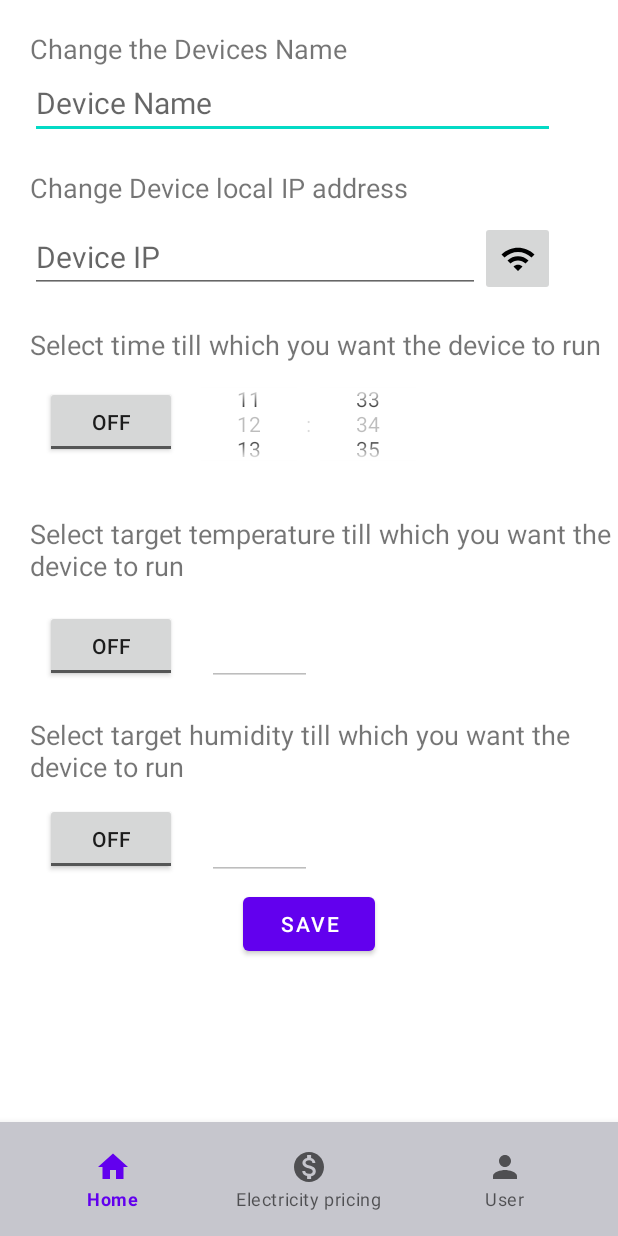
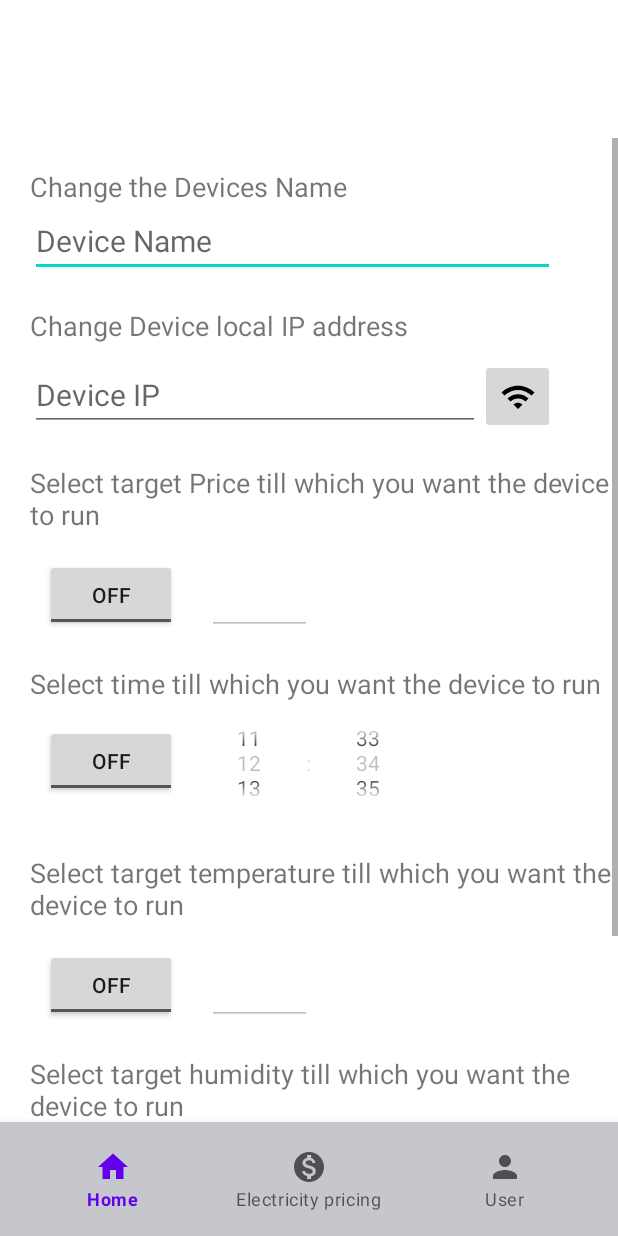
Before and after one commit to Karlis-Zakis-KZ/Kval_Work, an Android app: the ConfigureDevice screen opened directly, with no data from a screen before it, on a phone screen of 412 x 824 dp. Run offline under Robolectric (Android 15) with nearby library versions, the phone set to English and light mode, and no system bars; our stand-ins replace Firebase (no records; nobody signed in at launch, a user with empty details on screens opened directly); 6 statements that could not run were skipped.

Commit message:
Fixing Arduino part

```diff
--- a/SmartHomeAppV3/app/src/main/java/com/example/smarthomeappv3/AddDevice.kt
+++ b/SmartHomeAppV3/app/src/main/java/com/example/smarthomeappv3/AddDevice.kt
@@ -33,7 +33,7 @@ class AddDevice : AppCompatActivity() {
             if(deviceName == ""){
                 Toast.makeText(this, "Please set the Device Name", Toast.LENGTH_SHORT).show()
             }else if(deviceID == ""){
-                Toast.makeText(this, "Please set the Device IP", Toast.LENGTH_SHORT).show()
+                Toast.makeText(this, "Please set the Device ID", Toast.LENGTH_SHORT).show()
             }else{
                 val database = FirebaseDatabase.getInstance()
                 val devicePath = "Users/$mCurrentUserId/Devices/$deviceID"
--- a/SmartHomeAppV3/app/src/main/java/com/example/smarthomeappv3/ConfigureDevice.kt
+++ b/SmartHomeAppV3/app/src/main/java/com/example/smarthomeappv3/ConfigureDevice.kt
@@ -33,9 +33,11 @@ class ConfigureDevice : AppCompatActivity() {
         val tempButton: ToggleButton = findViewById(R.id.tempSelect)
         val humidButton: ToggleButton = findViewById(R.id.humidSelect)
         val timeButton: ToggleButton = findViewById(R.id.timeSelect)
+        val priceButton: ToggleButton = findViewById(R.id.priceSelect)
 
         val disableTempInput: EditText = findViewById(R.id.inputTargetTemp)
         val disableHumidInput: EditText = findViewById(R.id.inputTargetHumid)
+        val disableTargetPrice: EditText = findViewById(R.id.inputTargetPrice)
         val saveButton : Button = findViewById(R.id.saveDeviceInfo)
 
 
@@ -48,10 +50,12 @@ class ConfigureDevice : AppCompatActivity() {
             tempButton.isChecked = it.child("HasTemp").value as Boolean
             humidButton.isChecked = it.child("HasHumid").value as Boolean
             timeButton.isChecked = it.child("HasTime").value as Boolean
+            priceButton.isChecked = it.child("HasPrice").value as Boolean
 
             if(!tempButton.isChecked){ disableTempInput.isEnabled = tempButton.isChecked }
             if(!humidButton.isChecked){ disableHumidInput.isEnabled = humidButton.isChecked }
             if(!timeButton.isChecked){ simpleTimePicker.isEnabled = timeButton.isChecked }
+            if(!priceButton.isChecked){ disableTargetPrice.isEnabled = priceButton.isChecked }
 
         }.addOnFailureListener{
             Log.e("firebase", "Error getting data", it)
@@ -59,6 +63,9 @@ class ConfigureDevice : AppCompatActivity() {
 
 
         simpleTimePicker.setIs24HourView(true)
+        priceButton.setOnCheckedChangeListener { _, _ ->
+            disableTargetPrice.isEnabled = priceButton.isChecked
+        }
         tempButton.setOnCheckedChangeListener { _, _ ->
             disableTempInput.isEnabled = tempButton.isChecked
         }
@@ -100,8 +107,8 @@ class ConfigureDevice : AppCompatActivity() {
                     database.reference.child(devicePath).child("TempSet").setValue(disableTempInput.text.toString())
                     database.reference.child(devicePath).child("HasHumid").setValue(humidButton.isChecked)
                     database.reference.child(devicePath).child("HumidSet").setValue(disableHumidInput.text.toString())
-                    database.reference.child(devicePath).child("HasPrice").setValue(false)
-                    database.reference.child(devicePath).child("PriceSet").setValue("0")
+                    database.reference.child(devicePath).child("HasPrice").setValue(priceButton.isChecked)
+                    database.reference.child(devicePath).child("PriceSet").setValue(disableTargetPrice.text.toString())
                     replaceActivity(MainActivity())
                 }else{
                     Toast.makeText(this, "Pleas fill out the selected events for the device to turn off to", Toast.LENGTH_SHORT).show()
@@ -110,7 +117,6 @@ class ConfigureDevice : AppCompatActivity() {
                 Toast.makeText(this, "Name and IP cant be empty", Toast.LENGTH_SHORT).show()
             }
         }
-
     }
 
     private fun replaceActivity(activity: AppCompatActivity){
@@ -118,7 +124,6 @@ class ConfigureDevice : AppCompatActivity() {
         val i = Intent(this,activity::class.java)
         startActivity(i)
         finish()
-
     }
 
 }
--- a/SmartHomeAppV3/app/src/main/java/com/example/smarthomeappv3/LoginActivity.kt
+++ b/SmartHomeAppV3/app/src/main/java/com/example/smarthomeappv3/LoginActivity.kt
@@ -3,6 +3,7 @@ package com.example.smarthomeappv3
 import android.content.Intent
 import androidx.appcompat.app.AppCompatActivity
 import android.os.Bundle
+import android.util.Log
 import android.widget.Button
 import android.widget.Toast
 import com.example.smarthomeappv3.databinding.ActivityLoginBinding
@@ -38,7 +39,8 @@ class LoginActivity : AppCompatActivity() {
                         val intent = Intent(this, MainActivity::class.java)
                         startActivity(intent)
                     }else{
-                        Toast.makeText(this, it.exception.toString(), Toast.LENGTH_SHORT).show()
+                        Toast.makeText(this, it.exception.toString(), Toast.LENGTH_LONG).show()
+                        Log.d("Login Error :",it.exception.toString())
                     }
                 }
             }
--- a/SmartHomeAppV3/app/src/main/java/com/example/smarthomeappv3/SignUpActivity.kt
+++ b/SmartHomeAppV3/app/src/main/java/com/example/smarthomeappv3/SignUpActivity.kt
@@ -3,6 +3,7 @@ package com.example.smarthomeappv3
 import android.content.Intent
 import androidx.appcompat.app.AppCompatActivity
 import android.os.Bundle
+import android.util.Log
 import android.widget.Button
 import android.widget.Toast
 import com.google.firebase.auth.FirebaseAuth
@@ -41,6 +42,7 @@ class SignUpActivity : AppCompatActivity() {
                             startActivity(intent)
                         }else{
                             Toast.makeText(this, it.exception.toString(), Toast.LENGTH_SHORT).show()
+                            Log.d("Register Error :",it.exception.toString())
                         }
                     }
                 }else{
--- a/SmartHomeAppV3/app/src/main/res/layout/activity_configure_device.xml
+++ b/SmartHomeAppV3/app/src/main/res/layout/activity_configure_device.xml
@@ -6,27 +6,37 @@ android:layout_width="match_parent"
 android:layout_height="match_parent"
 tools:context=".ConfigureDevice">
 
+    <ScrollView
+        android:id="@+id/root_layout"
+        android:layout_width="match_parent"
+        android:layout_height="656dp"
+        android:layout_above="@+id/bottomNavigationBar"
+        android:layout_marginBottom="0dp">
+
+        <RelativeLayout
+            android:layout_width="wrap_content"
+            android:layout_height="wrap_content">
 
             <TextView
                 android:id="@+id/textForDeviceName"
                 android:layout_width="wrap_content"
                 android:layout_height="wrap_content"
+                android:layout_marginStart="20dp"
+                android:layout_marginTop="20dp"
                 android:text="Change the Devices Name"
-        android:layout_marginTop="20dp"
-        android:layout_marginLeft="20dp"
-        android:textSize="18sp"/>
+                android:textSize="18sp" />
 
             <EditText
                 android:id="@+id/inputDeviceName"
                 android:layout_width="wrap_content"
                 android:layout_height="wrap_content"
-        android:ems="15"
-        android:inputType="textPersonName"
-        android:hint="Device Name"
                 android:layout_below="@+id/textForDeviceName"
                 android:layout_marginStart="20dp"
                 android:layout_marginBottom="10dp"
-        android:textSize="20sp"/>
+                android:ems="15"
+                android:hint="Device Name"
+                android:inputType="textPersonName"
+                android:textSize="20sp" />
 
 
             <TextView
@@ -34,17 +44,17 @@ tools:context=".ConfigureDevice">
                 android:layout_width="wrap_content"
                 android:layout_height="wrap_content"
                 android:layout_below="@+id/inputDeviceName"
+                android:layout_marginStart="20dp"
+                android:layout_marginTop="10dp"
                 android:text="Change Device local IP address"
-        android:layout_marginTop="10dp"
-        android:layout_marginStart="20dp"
                 android:textSize="18sp" />
 
             <LinearLayout
+                android:id="@+id/ipBox"
                 android:layout_width="wrap_content"
                 android:layout_height="wrap_content"
+                android:layout_below="@+id/textForDeviceIP"
                 android:layout_gravity="center_vertical"
-        android:layout_below="@+id/textForDeviceIP"
-        android:id="@+id/ipBox"
                 android:layout_marginStart="20dp"
                 android:orientation="horizontal">
 
@@ -52,11 +62,11 @@ tools:context=".ConfigureDevice">
                     android:id="@+id/inputDeviceIP"
                     android:layout_width="300dp"
                     android:layout_height="wrap_content"
+                    android:layout_marginTop="10dp"
                     android:ems="15"
+                    android:hint="Device IP"
                     android:inputType="textPersonName"
-            android:hint="Device IP"
-            android:layout_marginTop="10dp"
-            android:textSize="20sp"/>
+                    android:textSize="20sp" />
 
                 <ImageButton
                     android:id="@+id/scanNetwork"
@@ -68,21 +78,62 @@ tools:context=".ConfigureDevice">
             </LinearLayout>
 
             <TextView
+                android:id="@+id/textForDevicePrice"
+                android:layout_width="wrap_content"
+                android:layout_height="wrap_content"
+                android:layout_below="@+id/ipBox"
+                android:layout_marginStart="20dp"
+                android:layout_marginTop="20dp"
+                android:text="Select target Price till which you want the device to run"
+                android:textSize="18sp" />
+
+            <LinearLayout
+                android:id="@+id/priceBox"
+                android:layout_width="wrap_content"
+                android:layout_height="wrap_content"
+                android:layout_below="@+id/textForDevicePrice"
+                android:layout_gravity="center_vertical"
+                android:layout_marginStart="30dp"
+                android:orientation="horizontal">
+
+                <ToggleButton
+                    android:id="@+id/priceSelect"
+                    android:layout_width="wrap_content"
+                    android:layout_height="wrap_content"
+                    android:layout_marginTop="15dp"
+                    app:layout_constraintBottom_toBottomOf="parent"
+                    app:layout_constraintEnd_toEndOf="parent"
+                    app:layout_constraintStart_toStartOf="parent"
+                    app:layout_constraintTop_toTopOf="parent" />
+
+                <EditText
+                    android:id="@+id/inputTargetPrice"
+                    android:layout_width="70dp"
+                    android:layout_height="wrap_content"
+                    android:layout_marginStart="20dp"
+                    android:layout_marginTop="20dp"
+                    android:autofillHints=""
+                    android:ems="15"
+                    android:inputType="textPersonName"
+                    android:textSize="20sp" />
+            </LinearLayout>
+
+            <TextView
                 android:id="@+id/textForDeviceTime"
                 android:layout_width="wrap_content"
                 android:layout_height="wrap_content"
-        android:layout_below="@+id/ipBox"
+                android:layout_below="@+id/priceBox"
+                android:layout_marginStart="20dp"
+                android:layout_marginTop="20dp"
                 android:text="Select time till which you want the device to run"
-        android:layout_marginTop="20dp"
-        android:layout_marginStart="20dp"
                 android:textSize="18sp" />
 
             <LinearLayout
+                android:id="@+id/timeBox"
                 android:layout_width="wrap_content"
                 android:layout_height="wrap_content"
+                android:layout_below="@+id/textForDeviceTime"
                 android:layout_gravity="center_vertical"
-        android:layout_below="@+id/textForDeviceTime"
-        android:id="@+id/timeBox"
                 android:layout_marginStart="30dp"
                 android:orientation="horizontal">
 
@@ -90,8 +141,8 @@ tools:context=".ConfigureDevice">
                     android:id="@+id/timeSelect"
                     android:layout_width="wrap_content"
                     android:layout_height="wrap_content"
+                    android:layout_marginTop="15dp"
                     app:layout_constraintBottom_toBottomOf="parent"
-            android:layout_marginTop="15dp"
                     app:layout_constraintEnd_toEndOf="parent"
                     app:layout_constraintStart_toStartOf="parent"
                     app:layout_constraintTop_toTopOf="parent" />
@@ -108,17 +159,17 @@ tools:context=".ConfigureDevice">
                 android:layout_width="wrap_content"
                 android:layout_height="wrap_content"
                 android:layout_below="@+id/timeBox"
+                android:layout_marginStart="20dp"
+                android:layout_marginTop="20dp"
                 android:text="Select target temperature till which you want the device to run"
-        android:layout_marginTop="20dp"
-        android:layout_marginStart="20dp"
                 android:textSize="18sp" />
 
             <LinearLayout
+                android:id="@+id/tempBox"
                 android:layout_width="wrap_content"
                 android:layout_height="wrap_content"
+                android:layout_below="@+id/textForDeviceTemp"
                 android:layout_gravity="center_vertical"
-        android:layout_below="@+id/textForDeviceTemp"
-        android:id="@+id/tempBox"
                 android:layout_marginStart="30dp"
                 android:orientation="horizontal">
 
@@ -139,6 +190,7 @@ tools:context=".ConfigureDevice">
                     android:layout_height="wrap_content"
                     android:layout_marginStart="20dp"
                     android:layout_marginTop="20dp"
+                    android:autofillHints=""
                     android:ems="15"
                     android:inputType="textPersonName"
                     android:textSize="20sp" />
@@ -150,18 +202,18 @@ tools:context=".ConfigureDevice">
                 android:layout_width="wrap_content"
                 android:layout_height="wrap_content"
                 android:layout_below="@+id/tempBox"
+                android:layout_marginStart="20dp"
+                android:layout_marginTop="20dp"
                 android:text="Select target humidity till which you want the device to run"
-        android:layout_marginTop="20dp"
-        android:layout_marginStart="20dp"
                 android:textSize="18sp" />
 
             <LinearLayout
+                android:id="@+id/humidBox"
                 android:layout_width="wrap_content"
                 android:layout_height="wrap_content"
+                android:layout_below="@+id/textForDeviceHumid"
                 android:layout_gravity="center_vertical"
-        android:layout_below="@+id/textForDeviceHumid"
-        android:id="@+id/humidBox"
-        android:layout_marginLeft="30dp"
+                android:layout_marginStart="30dp"
                 android:orientation="horizontal">
 
                 <ToggleButton
@@ -180,10 +232,10 @@ tools:context=".ConfigureDevice">
                     android:layout_height="wrap_content"
                     android:layout_marginStart="20dp"
                     android:layout_marginTop="15dp"
+                    android:autofillHints=""
                     android:ems="15"
                     android:inputType="textPersonName"
                     android:textSize="20sp" />
-
 
             </LinearLayout>
 
@@ -192,10 +244,12 @@ tools:context=".ConfigureDevice">
                 android:layout_width="wrap_content"
                 android:layout_height="wrap_content"
                 android:layout_below="@+id/humidBox"
-        android:layout_marginTop="5dp"
+                android:layout_marginBottom="20dp"
+                android:layout_marginTop="20dp"
                 android:layout_centerHorizontal="true"
                 android:text="Save"/>
-
+        </RelativeLayout>
+    </ScrollView>
 
     <com.google.android.material.bottomnavigation.BottomNavigationView
         android:id="@+id/bottomNavigationBar"
```
Also changed, not shown: 3 other files. Lines whose indentation alone changed are shown as unchanged.
